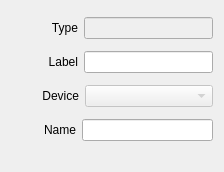
First picture: the form in Widgets/Inspector/InspectorMetadataWidget.ui, repository CasparCG/client, before the edit.
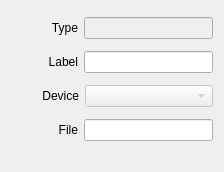
Second picture: the form after the edit.

What changed in the file:
```diff
--- a/Widgets/Inspector/InspectorMetadataWidget.ui
+++ b/Widgets/Inspector/InspectorMetadataWidget.ui
@@ -146,7 +146,7 @@
        </property>
        <property name="sizeHint" stdset="0">
         <size>
-         <width>33</width>
+         <width>47</width>
          <height>20</height>
         </size>
        </property>
@@ -155,7 +155,7 @@
      <item>
       <widget class="QLabel" name="labelTargetName">
        <property name="text">
-        <string>Name</string>
+        <string>File</string>
        </property>
        <property name="alignment">
         <set>Qt::AlignRight|Qt::AlignTrailing|Qt::AlignVCenter</set>
```
Left out of the diff: 10 changed lines with no effect on the pictures.
